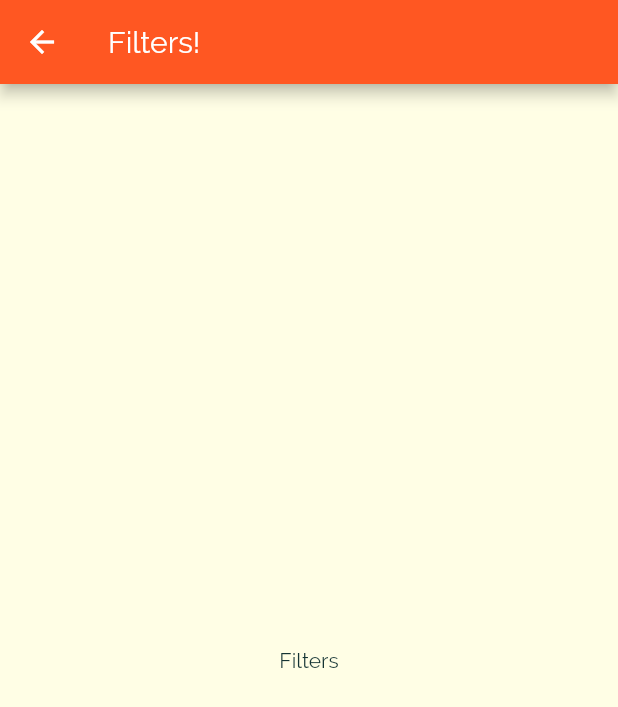
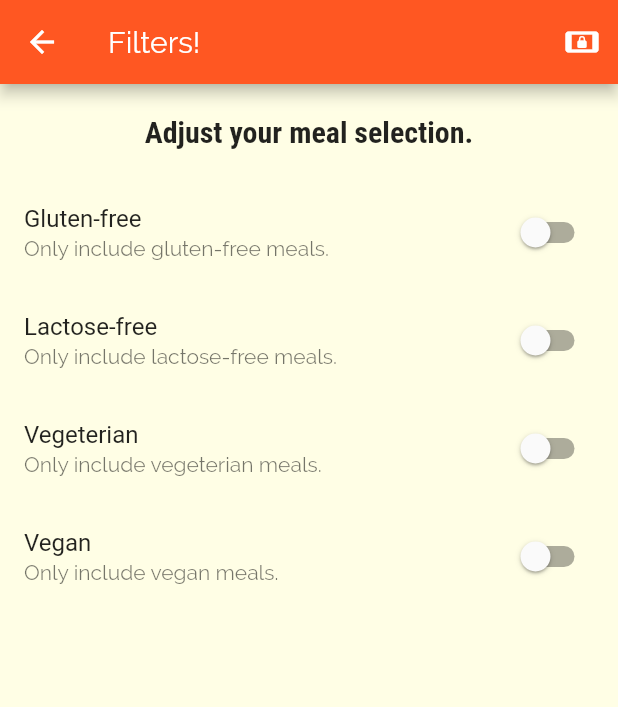
Before and after one commit to VlatkovicB/flutter-meals-app, a Flutter app: the FilterScreen screen opened by its route, on a phone screen of 412 x 824 dp. Shown: the top 707 px of the screen. Run offline on Flutter 3.47's test engine with Material 2 defaults, Android fonts, the phone set to English and light mode, and no system bars.

Commit message:
Finished filters

```diff
--- a/lib/main.dart
+++ b/lib/main.dart
@@ -1,5 +1,7 @@
 import 'package:flutter/material.dart';
 
+import './dummy_data.dart';
+import './models/meal.dart';
 import './screens/filter_screen.dart';
 import './screens/meal_detail_screen.dart';
 import './screens/tabs_screen.dart';
@@ -8,7 +10,44 @@ import './screens/category_meals_screen.dart';
 
 void main() => runApp(MyApp());
 
-class MyApp extends StatelessWidget {
+class MyApp extends StatefulWidget {
+  @override
+  _MyAppState createState() => _MyAppState();
+}
+
+class _MyAppState extends State<MyApp> {
+  Map<String, bool> _filters = {
+    'gluten': false,
+    'lactose': false,
+    'vegan': false,
+    'vegetarian': false,
+  };
+
+
+
+  List<Meal> _availableMeals = DUMMY_MEALS;
+
+  void _setFilters(Map<String, bool> filterdata) {
+    setState(() {
+      _filters = filterdata;
+      _availableMeals = DUMMY_MEALS.where((meal) {
+        if (_filters['gluten'] && !meal.isGlutenFree) {
+          return false;
+        }
+        if (_filters['lactose'] && !meal.isLactoseFree) {
+          return false;
+        }
+        if (_filters['vegan'] && !meal.isVegan) {
+          return false;
+        }
+        if (_filters['vegetarian'] && !meal.isVegetarian) {
+          return false;
+        }
+        return true;
+      }).toList();
+    });
+  }
+
   @override
   Widget build(BuildContext context) {
     return MaterialApp(
@@ -32,18 +71,14 @@ class MyApp extends StatelessWidget {
               ),
             ),
       ),
-      // home: CategoriesScreen(),
       initialRoute: '/',
       routes: {
         '/': (ctx) => TabsScreen(),
-        CategoryMealsScreen.routeName: (ctx) => CategoryMealsScreen(),
+        CategoryMealsScreen.routeName: (ctx) =>
+            CategoryMealsScreen(_availableMeals),
         MealDetailScreen.routeName: (ctx) => MealDetailScreen(),
-        FilterScreen.routeName: (ctx) => FilterScreen(),
+        FilterScreen.routeName: (ctx) => FilterScreen(_setFilters, _filters),
       },
-      // onGenerateRoute: (settings) {
-      //   print(settings.arguments);
-      //   return MaterialPageRoute(builder: (ctx) => CategoriesScreen());
-      // },
       onUnknownRoute: (settings) {
         return MaterialPageRoute(builder: (ctx) => CategoriesScreen());
       },
--- a/lib/screens/filter_screen.dart
+++ b/lib/screens/filter_screen.dart
@@ -1,16 +1,104 @@
 import 'package:flutter/material.dart';
 
-class FilterScreen extends StatelessWidget {
+class FilterScreen extends StatefulWidget {
   static const routeName = '/filters';
+
+  final Function saveFilters;
+  final Map<String, bool> currentFilters;
+
+  FilterScreen(this.saveFilters, this.currentFilters);
+
+  @override
+  _FilterScreenState createState() => _FilterScreenState();
+}
+
+class _FilterScreenState extends State<FilterScreen> {
+  bool _glutenFree = false;
+  bool _vegetarian = false;
+  bool _vegan = false;
+  bool _lactoseFree = false;
+
+  @override
+  void initState() {
+    super.initState();
+    _glutenFree = widget.currentFilters['gluten'];
+    _vegan = widget.currentFilters['vegan'];
+    _vegetarian = widget.currentFilters['vegetarian'];
+    _lactoseFree = widget.currentFilters['lactose'];
+  }
+
+  Widget _buildSwitchListTile(String title, String description,
+      bool currentValue, Function updateValue) {
+    return SwitchListTile(
+      title: Text(title),
+      value: currentValue,
+      subtitle: Text(description),
+      onChanged: updateValue,
+    );
+  }
 
   @override
   Widget build(BuildContext context) {
     return Scaffold(
       appBar: AppBar(
         title: Text('Filters!'),
+        actions: <Widget>[
+          IconButton(
+            icon: Icon(Icons.screen_lock_landscape),
+            onPressed: () {
+              widget.saveFilters({
+                'gluten': _glutenFree,
+                'lactose': _lactoseFree,
+                'vegan': _vegan,
+                'vegetarian': _vegetarian,
+              });
+            },
+          )
+        ],
       ),
-      body: Center(
-        child: Text('Filters'),
+      body: Column(
+        children: <Widget>[
+          Container(
+            padding: const EdgeInsets.all(20),
+            child: Text(
+              'Adjust your meal selection.',
+              style: Theme.of(context).textTheme.title,
+            ),
+          ),
+          Expanded(
+            child: ListView(
+              children: <Widget>[
+                _buildSwitchListTile('Gluten-free',
+                    'Only include gluten-free meals.', _glutenFree, (newValue) {
+                  setState(() {
+                    _glutenFree = newValue;
+                  });
+                }),
+                _buildSwitchListTile(
+                    'Lactose-free',
+                    'Only include lactose-free meals.',
+                    _lactoseFree, (newValue) {
+                  setState(() {
+                    _lactoseFree = newValue;
+                  });
+                }),
+                _buildSwitchListTile(
+                    'Vegeterian', 'Only include vegeterian meals.', _vegetarian,
+                    (newValue) {
+                  setState(() {
+                    _vegetarian = newValue;
+                  });
+                }),
+                _buildSwitchListTile(
+                    'Vegan', 'Only include vegan meals.', _vegan, (newValue) {
+                  setState(() {
+                    _vegan = newValue;
+                  });
+                }),
+              ],
+            ),
+          ),
+        ],
       ),
     );
   }
--- a/lib/screens/meal_detail_screen.dart
+++ b/lib/screens/meal_detail_screen.dart
@@ -90,6 +90,12 @@ class MealDetailScreen extends StatelessWidget {
           ],
         ),
       ),
+      floatingActionButton: FloatingActionButton(
+        child: Icon(Icons.recent_actors),
+        onPressed: () {
+          Navigator.of(context).pop(mealId);
+        },
+      ),
     );
   }
 }
--- a/lib/widgets/main_drawer.dart
+++ b/lib/widgets/main_drawer.dart
@@ -47,7 +47,7 @@ class MainDrawer extends StatelessWidget {
             Navigator.of(context).pushReplacementNamed('/');
           }),
           _buildListTile('Filters', Icons.scatter_plot, () {
-            Navigator.of(context).pushReplacementNamed(FilterScreen.routeName);
+            Navigator.of(context).pushNamed(FilterScreen.routeName);
           })
         ],
       ),
```
Also changed, not shown: lib/screens/category_meals_screen.dart (+36 -15 lines), lib/widgets/meal_item.dart (+12 -1 lines).
